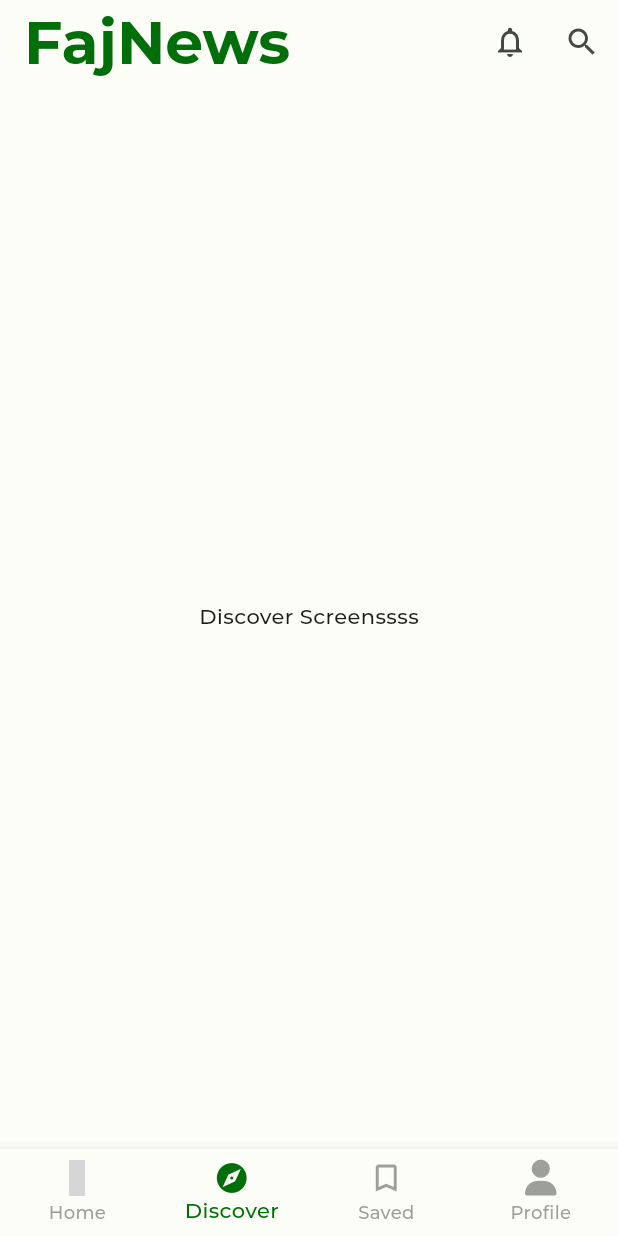
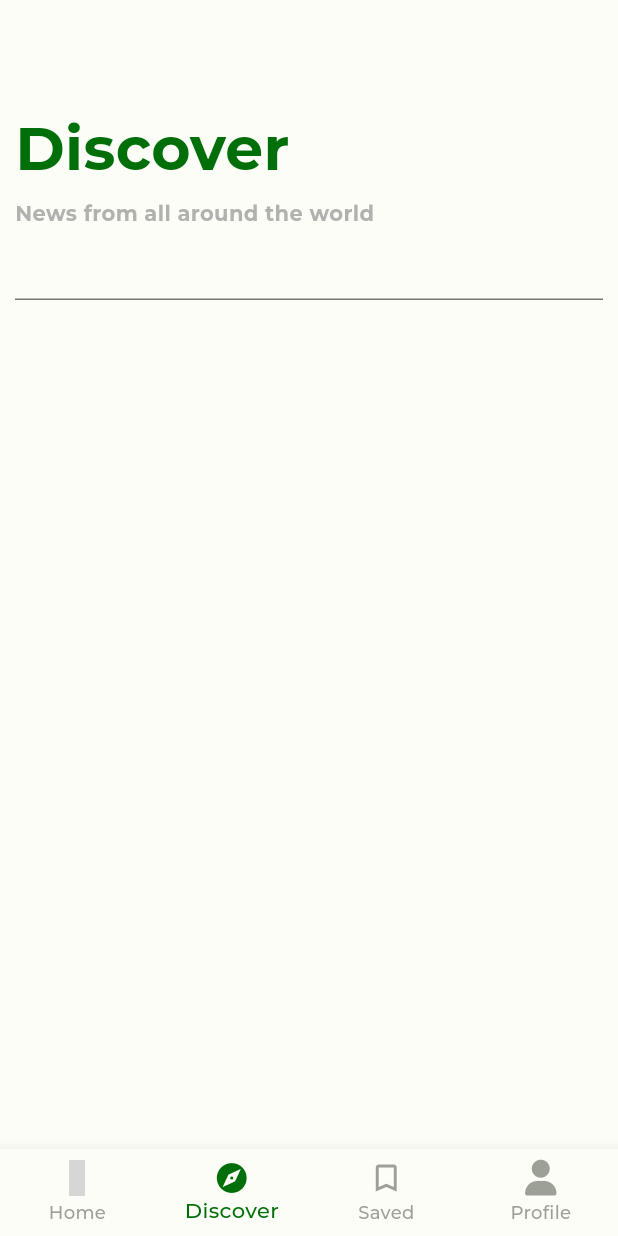
Before and after one commit to juliusfaj/News-App, a Flutter app: the Home screen opened directly, item 2 of the bottom bar chosen, on a phone screen of 412 x 824 dp. Run offline on Flutter 3.47's test engine with Material 3 defaults, Android fonts, the phone set to English and light mode, and no system bars; our stand-ins replace get, icons_plus; project files that could hold a hidden picture were left out; grey boxes are pictures that could not be loaded.

Commit message:
code update

```diff
--- a/lib/helpers/helpers.dart
+++ b/lib/helpers/helpers.dart
@@ -190,10 +190,17 @@ class PageTitle extends StatelessWidget {
   const PageTitle({
     super.key,
     this.title,
-
+    this.showBtn = true,
+    this.size = 25,
+    this.showSubtext = false,
+    this.subText,
   });
 
   final String? title;
+  final bool showBtn;
+  final double? size;
+  final bool showSubtext;
+  final String? subText;
 
 
   @override
@@ -202,16 +209,21 @@ class PageTitle extends StatelessWidget {
       crossAxisAlignment: CrossAxisAlignment.start,
       children: [
         const SizedBox(height: 55,),
-        InkWell(onTap: (){Get.back();}, child:Icon(Icons.arrow_back_ios_new)),
+        Visibility(visible: showBtn,child: InkWell(onTap: (){Get.back();}, child:const Icon(Icons.arrow_back_ios_new))),
         const SizedBox(height: 15,),
         Text(
           title ?? '',
           style: TextStyle(
             color: Theme.of(context).colorScheme.primary,
-            fontSize: 25,
+            fontSize: size,
             fontWeight: FontWeight.bold,
           ),
-        )
+        ),
+        const SizedBox(height: 5,),
+        Visibility(
+          visible: showSubtext,
+            child:Text(subText ?? '', style: TextStyle(color:Colors.grey.withOpacity(.8),fontWeight: FontWeight.bold),),
+        ),
       ],
     );
   }
--- a/lib/screens/discover_page.dart
+++ b/lib/screens/discover_page.dart
@@ -1,14 +1,28 @@
 import 'package:flutter/material.dart';
+import 'package:get/get.dart';
+import 'package:newsapp/helpers/helpers.dart';
 
 class DiscoverPage extends StatelessWidget {
   const DiscoverPage({super.key});
 
   @override
   Widget build(BuildContext context) {
-    return Scaffold(
-      body: Center(
-        child: Text('Discover Screenssss'),
-      ),
+    return  Scaffold(
+      body: const Column(
+        crossAxisAlignment: CrossAxisAlignment.start,
+        children: [
+          PageTitle(
+            showBtn: false,
+            title: 'Discover',
+            size: 40,
+            showSubtext: true,
+            subText: 'News from all around the world',
+          ),
+          TextField(
+
+          )
+        ],
+      ).marginSymmetric(horizontal: 10),
     );
   }
 }
--- a/lib/screens/home.dart
+++ b/lib/screens/home.dart
@@ -21,23 +21,10 @@ class _HomeState extends State<Home> {
   Widget build(BuildContext context) {
     return AnnotatedRegion<SystemUiOverlayStyle>(
       value:const SystemUiOverlayStyle(
-        statusBarIconBrightness: Brightness.dark,
+        statusBarIconBrightness: Brightness.light,
       ),
       child: Scaffold(
-        appBar: AppBar(
-          automaticallyImplyLeading: false,
-          title:Text('FajNews',
-            style: TextStyle(
-              color: Theme.of(context).colorScheme.primary,
-              fontSize: 40,
-              fontWeight: FontWeight.bold,
-            ),
-          ),
-          actions: [
-            IconButton(onPressed: () {}, icon: const Icon(Icons.notifications_none_outlined),),
-            IconButton(onPressed: () {}, icon: const Icon(Icons.search),),
-          ],
-        ),
+
         body: Stack(
           children: [
             if(_currentIndex == 0)...[
--- a/lib/screens/home_screen.dart
+++ b/lib/screens/home_screen.dart
@@ -38,6 +38,20 @@ class HomeScreen extends StatelessWidget {
 
   Widget build(BuildContext context) {
     return Scaffold(
+      appBar: AppBar(
+        automaticallyImplyLeading: false,
+        title:Text('FajNews',
+          style: TextStyle(
+            color: Theme.of(context).colorScheme.primary,
+            fontSize: 40,
+            fontWeight: FontWeight.bold,
+          ),
+        ),
+        actions: [
+          IconButton(onPressed: () {}, icon: const Icon(Icons.notifications_none_outlined),),
+          IconButton(onPressed: () {}, icon: const Icon(Icons.search),),
+        ],
+      ),
       body: Column(
         mainAxisAlignment: MainAxisAlignment.start,
         crossAxisAlignment: CrossAxisAlignment.start,
--- a/lib/screens/pages/view_recommendations_page.dart
+++ b/lib/screens/pages/view_recommendations_page.dart
@@ -23,7 +23,10 @@ class ViewRecommendationsPage extends StatelessWidget {
   @override
   Widget build(BuildContext context) {
     return Scaffold(
-      body: Column(
+      body: SafeArea(
+        top: false,
+        maintainBottomViewPadding: false,
+        child: Column(
           crossAxisAlignment: CrossAxisAlignment.start,
           children: [
             const PageTitle(title: 'Recommendation').marginSymmetric(horizontal: 20),
@@ -76,6 +79,7 @@ class ViewRecommendationsPage extends StatelessWidget {
             ),
           ]
         ),
+      ),
     );
   }
 }
```
Lines whose indentation alone changed are shown as unchanged.
